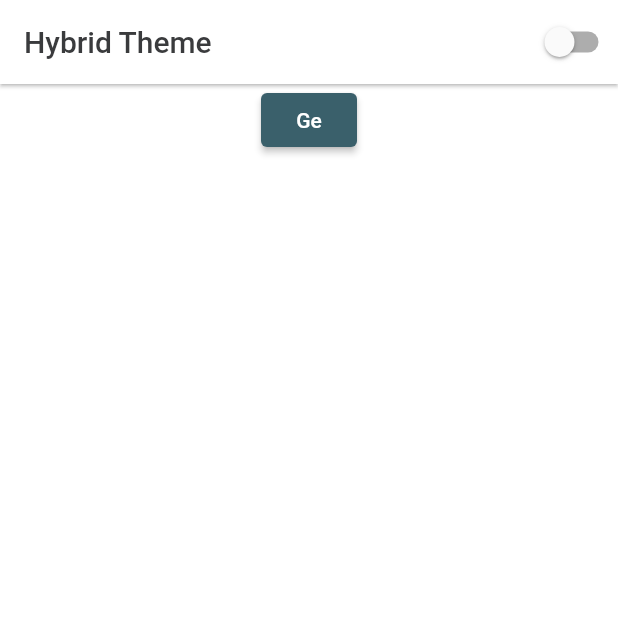
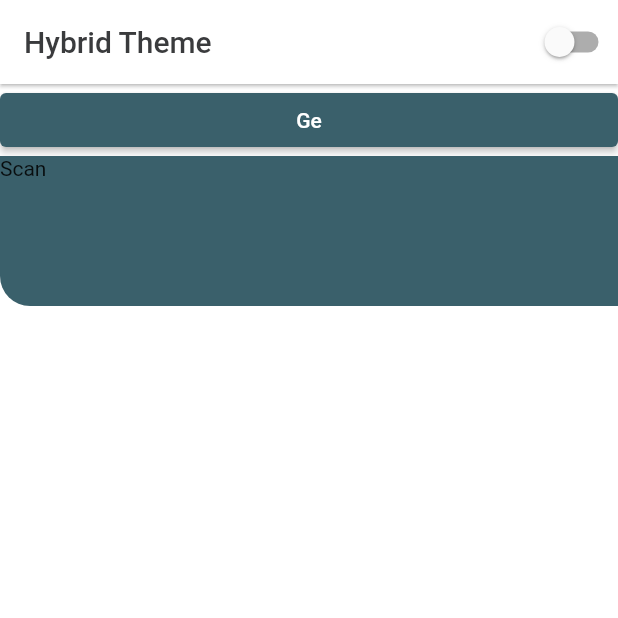
Before and after one commit to sazzad765/flutter_multi_theme, a Flutter app: the screen it shows after launch, on a phone screen of 412 x 824 dp, the top half of it. Run offline on Flutter 3.47's test engine with Material 2 defaults, Android fonts, the phone set to English and light mode, and no system bars; our stand-ins replace qr_flutter, shared_preferences.

Commit message:
theme update

```diff
--- a/lib/view/home.dart
+++ b/lib/view/home.dart
@@ -17,23 +17,46 @@ class _HomeScreenState extends State<HomeScreen> {
   @override
   Widget build(BuildContext context) {
     final theme = Provider.of<ThemeNotifier>(context);
+    final _size = MediaQuery.of(context).size;
     return Scaffold(
       appBar: AppBar(
         title: const Text('Hybrid Theme'),
-        actions: [Switch(value: theme.isDark, onChanged: (value) {
-          if(!value){
-            theme.setLightMode();
-          }else{
-            theme.setDarkMode();
-          }
-        },)],
+        actions: [
+          Switch(
+            value: theme.isDark,
+            onChanged: (value) {
+              if (!value) {
+                theme.setLightMode();
+              } else {
+                theme.setDarkMode();
+              }
+            },
+          )
+        ],
       ),
-      body: Center(child: Column(children: [
-        ElevatedButton(onPressed: () {
-          Navigator.pushNamed(context, RouteName.generateScreen);
-
-        }, child: Text('Ge'))
-      ],),),
+      body: Container(
+        child: Column(
+          mainAxisSize: MainAxisSize.min,
+          crossAxisAlignment: CrossAxisAlignment.stretch,
+          children: [
+            ElevatedButton(
+                onPressed: () {
+                  Navigator.pushNamed(context, RouteName.generateScreen);
+                },
+                child: Text('Ge')),
+            Container(
+              decoration: const BoxDecoration(
+                borderRadius:
+                    BorderRadius.only(bottomLeft: Radius.circular(20.0)),
+                color: CustomColors.primary,
+              ),
+              height: 100,
+              // width: ?,
+              child: const Text('Scan'),
+            )
+          ],
+        ),
+      ),
     );
   }
 }
```
